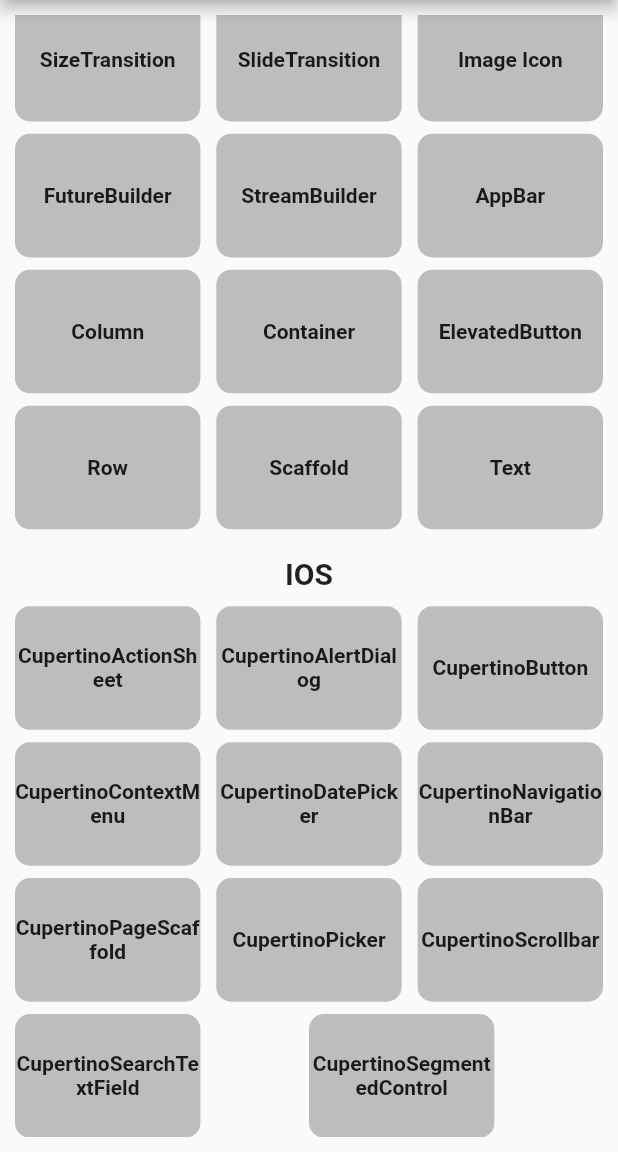
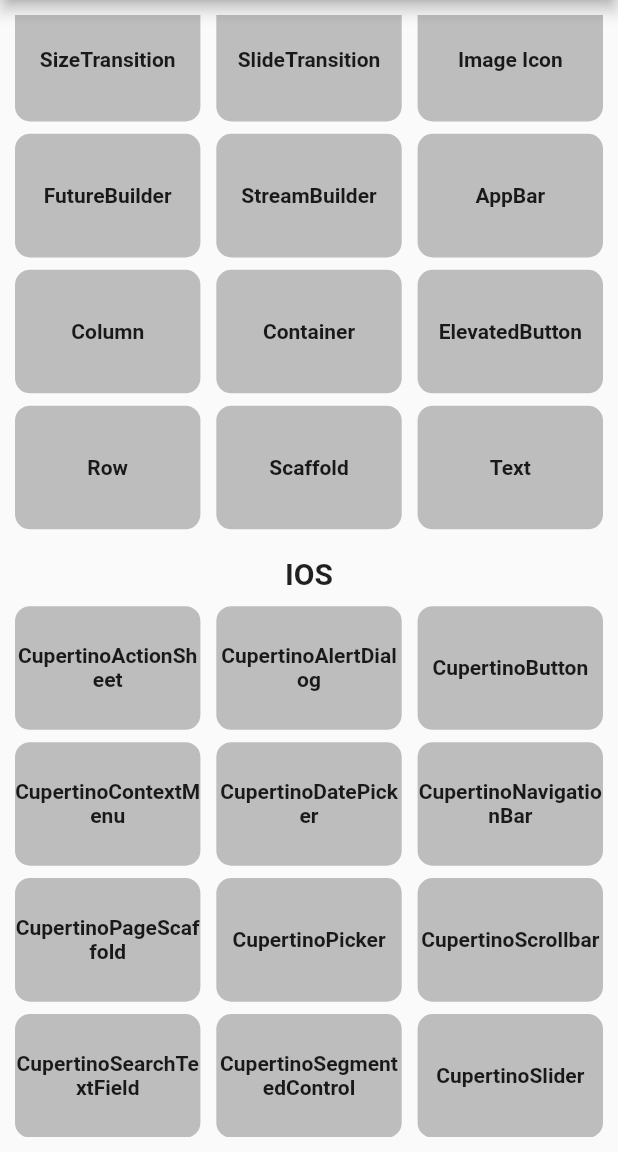
Before and after one commit to Bhargav5365/Flutter-widgets, a Flutter app: the screen it shows after launch, scrolled down 374 dp, on a phone screen of 412 x 824 dp, the part 84-1236 px from its top. Run offline on Flutter 3.47's test engine with Material 2 defaults, Android fonts, the phone set to English and light mode, and no system bars.

Commit message:
CupertinoSlider

```diff
--- a/lib/Home.dart
+++ b/lib/Home.dart
@@ -24,6 +24,7 @@ import 'package:flutter_widgets/practice/CupertinoPicker.dart';
 import 'package:flutter_widgets/practice/CupertinoScrollbar.dart';
 import 'package:flutter_widgets/practice/CupertinoSearchTextField.dart';
 import 'package:flutter_widgets/practice/CupertinoSegmentedControl.dart';
+import 'package:flutter_widgets/practice/CupertinoSlider.dart';
 import 'package:flutter_widgets/practice/DecoratedBoxTransition.dart';
 import 'package:flutter_widgets/practice/ElevatedButton.dart';
 import 'package:flutter_widgets/practice/FutureBuilder.dart';
@@ -1087,6 +1088,32 @@ class _HomeState extends State<Home> {
                       ),
                     ),
                     Spacer(),
+                    GestureDetector(
+                      onTap: () {
+                        Navigator.push(
+                          context,
+                          MaterialPageRoute(
+                            builder: (context) => CupertinoSliderSample(),
+                          ),
+                        );
+                        print('daf');
+                      },
+                      child: Container(
+                        height: screenSize.height * 0.1,
+                        width: screenSize.width * 0.3,
+                        decoration: BoxDecoration(
+                          color: Colors.grey[400],
+                          borderRadius: BorderRadius.all(
+                            Radius.circular(10),
+                          ),
+                        ),
+                        child: Center(
+                          child: Text('CupertinoSlider',
+                              textAlign: TextAlign.center,
+                              style: TextStyle(fontWeight: FontWeight.bold)),
+                        ),
+                      ),
+                    ),
                   ],
                 ),
               ],
```
Also changed, not shown: lib/practice/CupertinoSlider.dart (added, +65 -0 lines).
